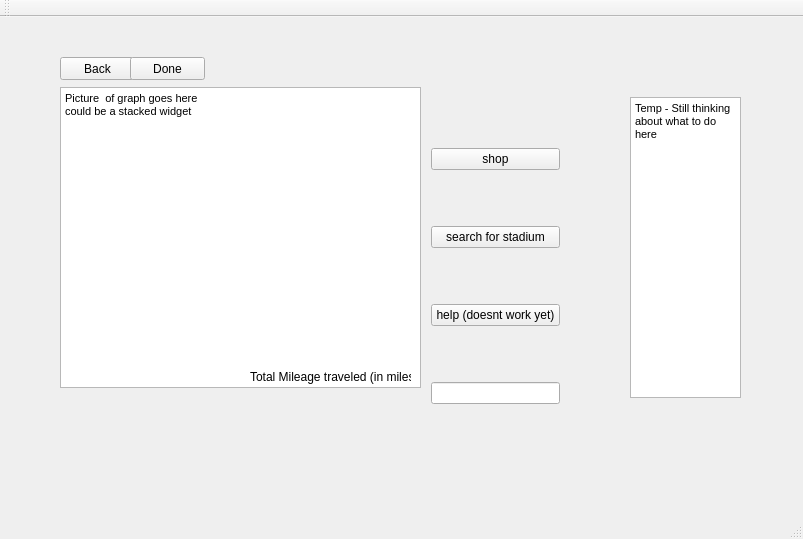
Before: the Qt Designer form cs1dproject/mainwindow.ui in AustinVaday/CS1D-Class-Project-2, drawn with Qt 5.
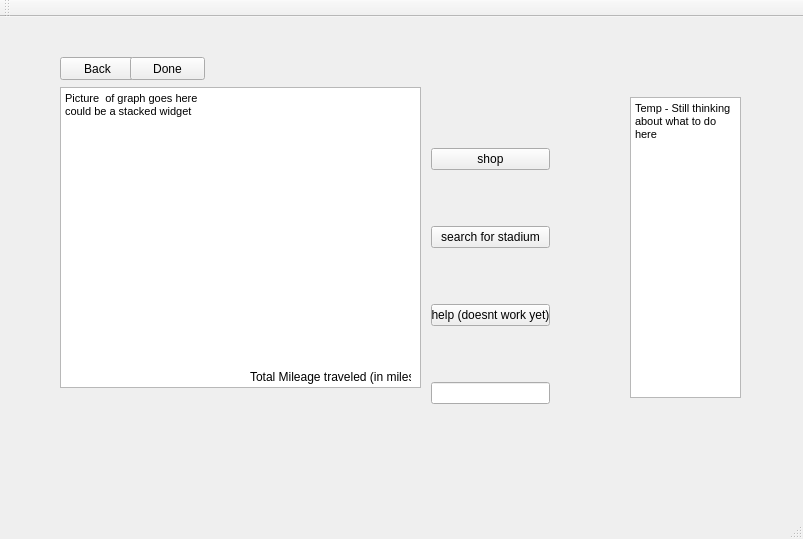
After: the same form once the commit is applied. The open tabs and pages were chosen to show the change.

Patch:
```diff
--- a/cs1dproject/mainwindow.ui
+++ b/cs1dproject/mainwindow.ui
@@ -292,7 +292,7 @@
        <rect>
         <x>380</x>
         <y>30</y>
-        <width>151</width>
+        <width>141</width>
         <height>381</height>
        </rect>
       </property>
```
Left out of the diff: 2 changed lines with no effect on the pictures.
